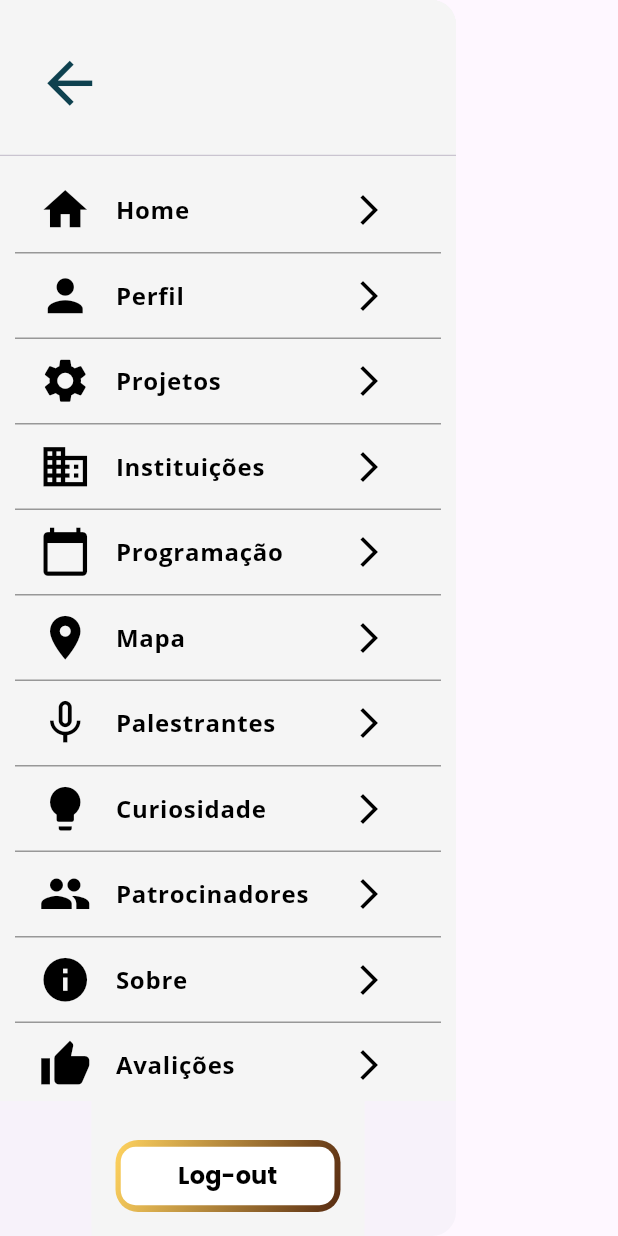
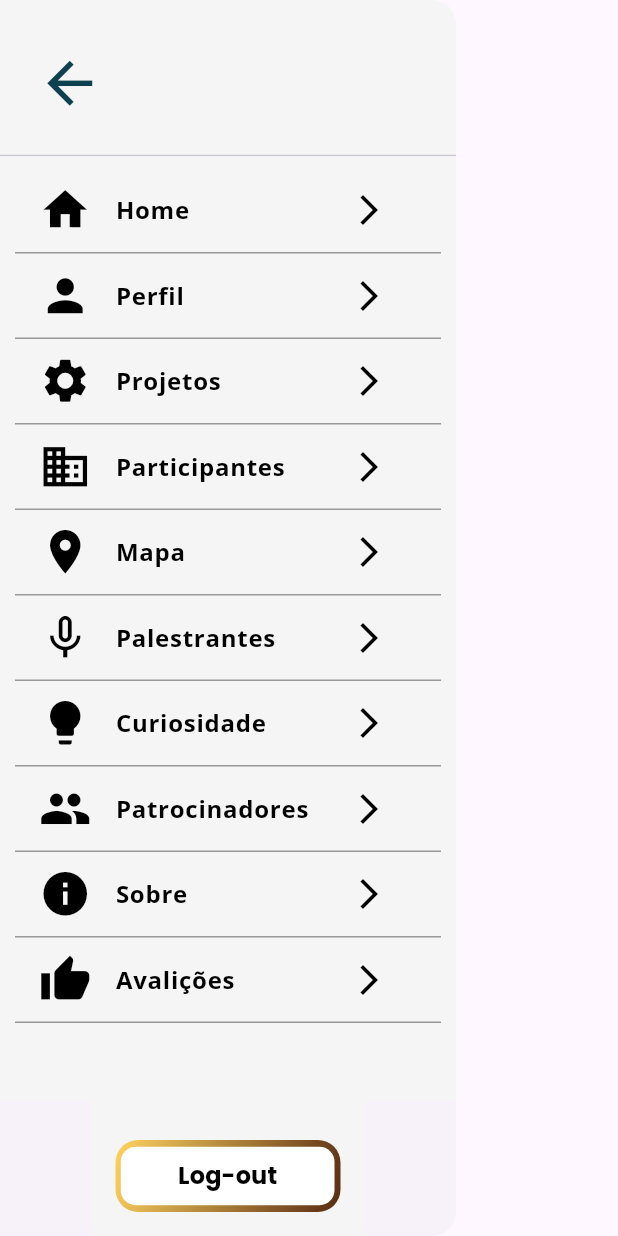
Before and after one commit to EnzoCaetano015/FetepsAPP, a Flutter app: the MenuPage widget shown alone on an empty page, opened directly, on a phone screen of 412 x 824 dp. Run offline on Flutter 3.47's test engine with Material 3 defaults, Android fonts, the phone set to English and light mode, and no system bars; our stand-ins replace google_fonts, shared_preferences; accounts and stored records are empty; network calls fail.

Commit message:
ajuste de nomes e remoção da pagina de programação

```diff
--- a/feteps/lib/reservas/Menu_Page.dart
+++ b/feteps/lib/reservas/Menu_Page.dart
@@ -84,7 +84,7 @@ class MenuPage extends StatelessWidget {
                   ),
                   _buildDrawerItem(
                     icon: Icons.business,
-                    text: 'Instituições',
+                    text: 'Participantes',
                     onTap: () {
                       Navigator.pushReplacement(
                         context,
@@ -93,11 +93,6 @@ class MenuPage extends StatelessWidget {
                         ),
                       );
                     },
-                  ),
-                  _buildDrawerItem(
-                    icon: Icons.calendar_today,
-                    text: 'Programação',
-                    onTap: () {},
                   ),
                   _buildDrawerItem(
                     icon: Icons.place,
```
